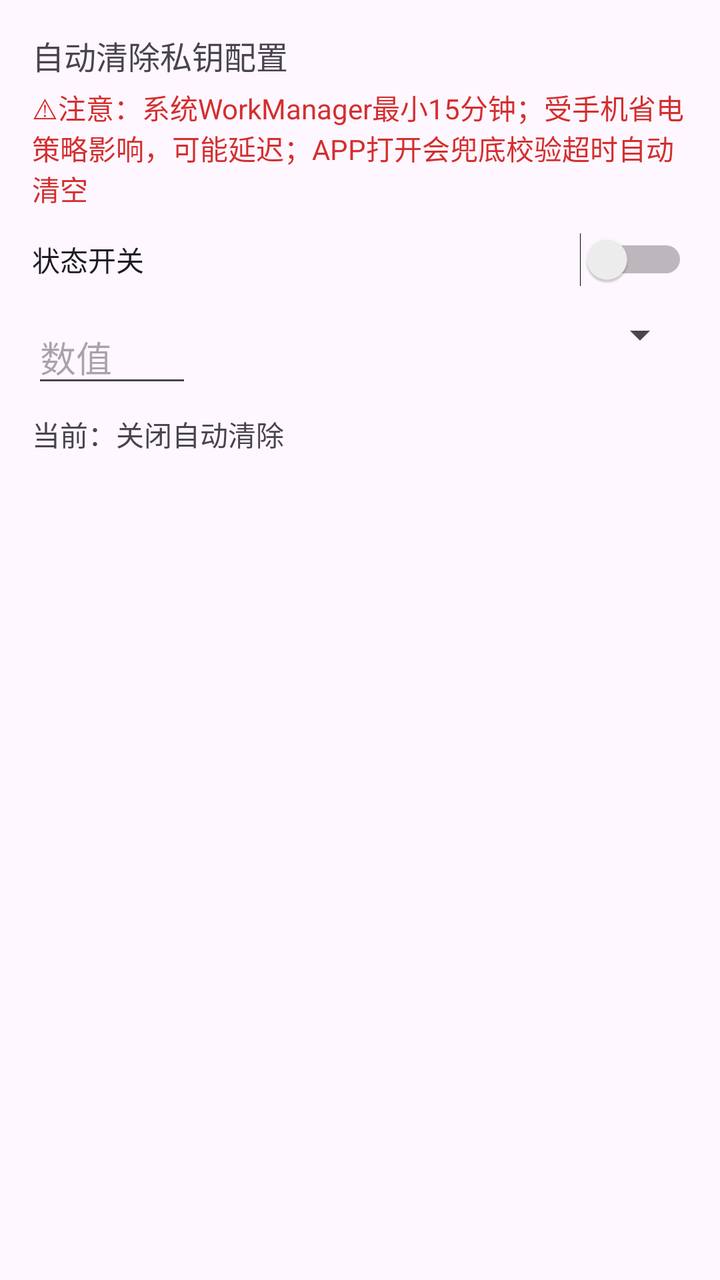
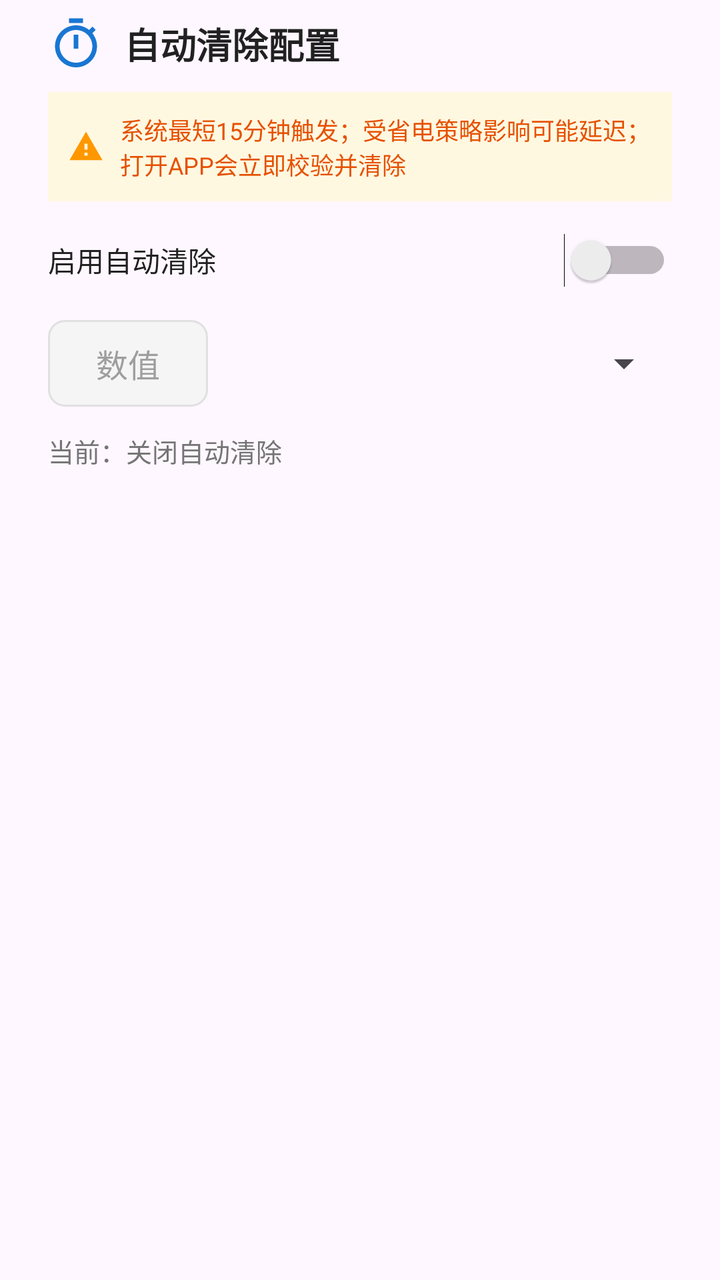

Two renders of the same Android screen: before a commit and after it. Below are the layout's source before the change and the commit's diff.
<!-- AndroidManifest.xml: application theme Theme.WlClient -->
<!-- res/layout/dialog_sys_auto_clear.xml -->
<?xml version="1.0" encoding="utf-8"?>
<LinearLayout xmlns:android="http://schemas.android.com/apk/res/android"
    android:layout_width="match_parent"
    android:layout_height="wrap_content"
    android:orientation="vertical"
    android:padding="16dp">

    <TextView
        android:layout_width="match_parent"
        android:layout_height="wrap_content"
        android:text="自动清除私钥配置"
        android:textSize="16sp" />

    <TextView
        android:layout_width="match_parent"
        android:layout_height="wrap_content"
        android:text="⚠注意：系统WorkManager最小15分钟；受手机省电策略影响，可能延迟；APP打开会兜底校验超时自动清空"
        android:textColor="#D32F2F"
        android:layout_marginTop="4dp" />

    
    <Switch
        android:id="@+id/sw_auto_enable"
        android:layout_width="match_parent"
        android:layout_height="wrap_content"
        android:text="状态开关"
        android:layout_marginTop="12dp"/>

    <LinearLayout
        android:layout_width="match_parent"
        android:layout_height="wrap_content"
        android:orientation="horizontal"
        android:layout_marginTop="12dp">

        <EditText
            android:id="@+id/et_auto_clear_val"
            android:layout_width="80dp"
            android:layout_height="wrap_content"
            android:hint="数值"
            android:inputType="number" />

        <Spinner
            android:id="@+id/sp_time_unit"
            android:layout_width="0dp"
            android:layout_height="wrap_content"
            android:layout_weight="1"
            android:layout_marginStart="8dp" />
    </LinearLayout>

    <TextView
        android:id="@+id/tv_auto_clear_status"
        android:layout_width="match_parent"
        android:layout_height="wrap_content"
        android:text="当前：关闭自动清除"
        android:layout_marginTop="8dp" />

</LinearLayout>
<!-- resources referenced by this layout -->
<resources>
  <style name="Theme.WlClient" parent="Base.Theme.WlClient" />
  <style name="Base.Theme.WlClient" parent="Theme.Material3.DayNight.NoActionBar">
          
          
      </style>
</resources>

<!-- the commit's change to res/layout/dialog_sys_auto_clear.xml (unified diff, before → after) -->
@@ -3,55 +3,94 @@
     android:layout_width="match_parent"
     android:layout_height="wrap_content"
     android:orientation="vertical"
-    android:padding="16dp">
-
-    <TextView
-        android:layout_width="match_parent"
-        android:layout_height="wrap_content"
-        android:text="自动清除私钥配置"
-        android:textSize="16sp" />
-
-    <TextView
-        android:layout_width="match_parent"
-        android:layout_height="wrap_content"
-        android:text="⚠注意：系统WorkManager最小15分钟；受手机省电策略影响，可能延迟；APP打开会兜底校验超时自动清空"
-        android:textColor="#D32F2F"
-        android:layout_marginTop="4dp" />
-
-    
-    <Switch
-        android:id="@+id/sw_auto_enable"
-        android:layout_width="match_parent"
-        android:layout_height="wrap_content"
-        android:text="状态开关"
-        android:layout_marginTop="12dp"/>
+    android:paddingStart="24dp"
+    android:paddingEnd="24dp"
+    android:paddingTop="8dp"
+    android:paddingBottom="16dp">
 
     <LinearLayout
         android:layout_width="match_parent"
         android:layout_height="wrap_content"
         android:orientation="horizontal"
-        android:layout_marginTop="12dp">
+        android:gravity="center_vertical">
+
+        <ImageView
+            android:layout_width="28dp"
+            android:layout_height="28dp"
+            android:src="@drawable/ic_timer_svg"
+            android:layout_marginEnd="10dp" />
+
+        <TextView
+            style="@style/DialogTitleStyle"
+            android:layout_width="wrap_content"
+            android:layout_height="wrap_content"
+            android:text="自动清除配置" />
+    </LinearLayout>
+
+    <LinearLayout
+        android:layout_width="match_parent"
+        android:layout_height="wrap_content"
+        android:orientation="horizontal"
+        android:gravity="center_vertical"
+        android:layout_marginTop="10dp"
+        android:background="#FFF8E1"
+        android:padding="10dp">
+
+        <ImageView
+            android:layout_width="18dp"
+            android:layout_height="18dp"
+            android:src="@drawable/ic_warning_svg"
+            android:layout_marginEnd="8dp" />
+
+        <TextView
+            android:layout_width="match_parent"
+            android:layout_height="wrap_content"
+            android:text="系统最短15分钟触发；受省电策略影响可能延迟；打开APP会立即校验并清除"
+            android:textColor="#E65100"
+            android:textSize="12sp" />
+    </LinearLayout>
+
+    <Switch
+        android:id="@+id/sw_auto_enable"
+        android:layout_width="match_parent"
+        android:layout_height="wrap_content"
+        android:text="启用自动清除"
+        android:layout_marginTop="16dp"
+        android:textSize="14sp"
+        android:textColor="#212121" />
+
+    <LinearLayout
+        android:layout_width="match_parent"
+        android:layout_height="wrap_content"
+        android:orientation="horizontal"
+        android:gravity="center_vertical"
+        android:layout_marginTop="16dp">
 
         <EditText
             android:id="@+id/et_auto_clear_val"
+            style="@style/DialogInputStyle"
             android:layout_width="80dp"
             android:layout_height="wrap_content"
             android:hint="数值"
-            android:inputType="number" />
+            android:inputType="number"
+            android:gravity="center"
+            android:textSize="16sp" />
 
         <Spinner
             android:id="@+id/sp_time_unit"
             android:layout_width="0dp"
-            android:layout_height="wrap_content"
+            android:layout_height="44dp"
             android:layout_weight="1"
-            android:layout_marginStart="8dp" />
+            android:layout_marginStart="12dp" />
     </LinearLayout>
 
     <TextView
         android:id="@+id/tv_auto_clear_status"
         android:layout_width="match_parent"
         android:layout_height="wrap_content"
+        android:layout_marginTop="12dp"
         android:text="当前：关闭自动清除"
-        android:layout_marginTop="8dp" />
+        android:textSize="13sp"
+        android:textColor="#757575" />
 
 </LinearLayout>
<!-- resource entries referenced after the edit -->
@@ -1,6 +1,59 @@
 <!-- resources referenced by this layout -->
 <resources>
+  <!-- drawable ic_timer_svg (drawable) -->
+  <?xml version="1.0" encoding="utf-8"?>
+  <vector xmlns:android="http://schemas.android.com/apk/res/android"
+      android:width="24dp"
+      android:height="24dp"
+      android:viewportWidth="24"
+      android:viewportHeight="24">
+      <path
+          android:fillColor="#1976D2"
+          android:pathData="M15,1H9v2h6V1zM11,14h2V8h-2v6zM19.03,7.39l1.42,-1.42c-0.43,-0.51 -0.9,-0.99 -1.41,-1.41l-1.42,1.42C16.07,4.74 14.12,4 12,4c-4.97,0 -9,4.03 -9,9s4.03,9 9,9 9,-4.03 9,-9c0,-2.12 -0.74,-4.07 -1.97,-5.61zM12,20c-3.87,0 -7,-3.13 -7,-7s3.13,-7 7,-7 7,3.13 7,7 -3.13,7 -7,7z" />
+  </vector>
+  <!-- drawable ic_warning_svg (drawable) -->
+  <?xml version="1.0" encoding="utf-8"?>
+  <vector xmlns:android="http://schemas.android.com/apk/res/android"
+      android:width="24dp"
+      android:height="24dp"
+      android:viewportWidth="24"
+      android:viewportHeight="24">
+      <path
+          android:fillColor="#FF9800"
+          android:pathData="M1,21h22L12,2 1,21zM13,18h-2v-2h2v2zM13,14h-2v-4h2v4z" />
+  </vector>
+  <style name="DialogInputStyle">
+          <item name="android:background">@drawable/bg_input_focused</item>
+          <item name="android:textSize">14sp</item>
+          <item name="android:textColor">#212121</item>
+          <item name="android:textColorHint">#9E9E9E</item>
+      </style>
+  <style name="DialogTitleStyle">
+          <item name="android:textSize">18sp</item>
+          <item name="android:textColor">#212121</item>
+          <item name="android:textStyle">bold</item>
+      </style>
   <style name="Theme.WlClient" parent="Base.Theme.WlClient" />
+  <!-- drawable bg_input_focused (drawable) -->
+  <?xml version="1.0" encoding="utf-8"?>
+  <selector xmlns:android="http://schemas.android.com/apk/res/android">
+      <item android:state_focused="true">
+          <shape android:shape="rectangle">
+              <solid android:color="#F5F8FF" />
+              <stroke android:width="1.5dp" android:color="#1976D2" />
+              <corners android:radius="8dp" />
+              <padding android:left="12dp" android:top="10dp" android:right="12dp" android:bottom="10dp" />
+          </shape>
+      </item>
+      <item>
+          <shape android:shape="rectangle">
+              <solid android:color="#F5F5F5" />
+              <stroke android:width="1dp" android:color="#E0E0E0" />
+              <corners android:radius="8dp" />
+              <padding android:left="12dp" android:top="10dp" android:right="12dp" android:bottom="10dp" />
+          </shape>
+      </item>
+  </selector>
   <style name="Base.Theme.WlClient" parent="Theme.Material3.DayNight.NoActionBar">
           
           
